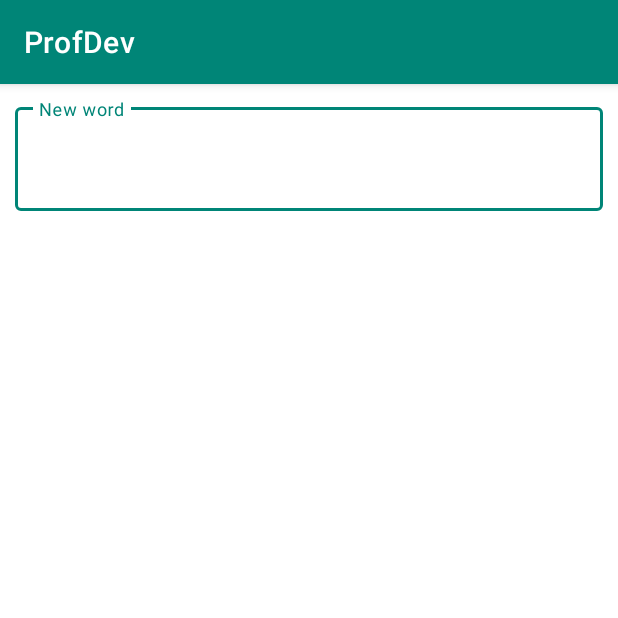
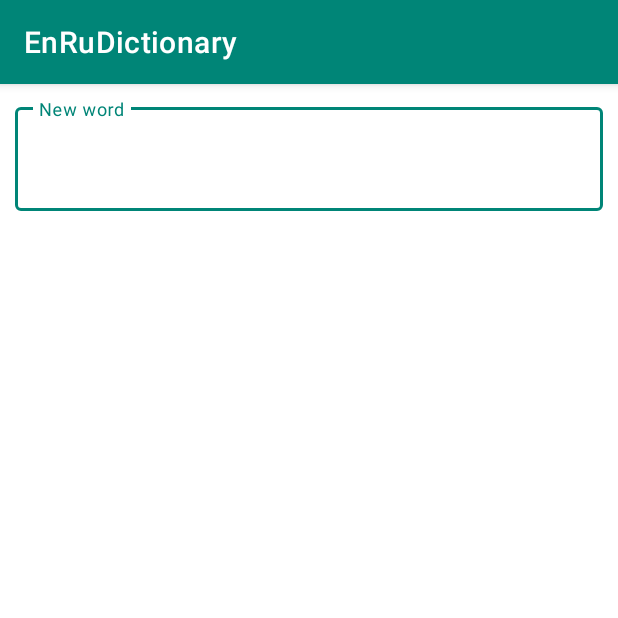
Before and after one commit to VolokhinAlex/EnglishRussianDictionary, an Android app: the screen it shows after launch (MainActivity), on a phone screen of 412 x 824 dp, the top half of it. Run offline under Robolectric (Android 15) with nearby library versions, the phone set to English and light mode, and no system bars; our stand-ins replace RxJava; libraries missing offline, so code that uses them is left out: com.jakewharton.rxbinding4; pictures from the network do not load; 1 statement that could not run was skipped.

Commit message:
Удалил ненужные размеры в ресурсах. Вынес все значения в ресурсы.

```diff
--- a/app/src/main/java/com/volokhinaleksey/dictionaryofwords/ui/base/BaseFragment.kt
+++ b/app/src/main/java/com/volokhinaleksey/dictionaryofwords/ui/base/BaseFragment.kt
@@ -5,11 +5,11 @@ import androidx.fragment.app.Fragment
 import com.volokhinaleksey.dictionaryofwords.presenter.Presenter
 import com.volokhinaleksey.dictionaryofwords.states.WordsState
 
-abstract class BaseFragment<T : WordsState> : Fragment(), BaseView {
+abstract class BaseFragment : Fragment(), BaseView {
 
-    protected var presenter: Presenter<T, BaseView>? = null
+    protected var presenter: Presenter<WordsState, BaseView>? = null
 
-    protected abstract fun createPresenter(): Presenter<T, BaseView>
+    protected abstract fun createPresenter(): Presenter<WordsState, BaseView>
 
     abstract override fun renderData(wordsState: WordsState)
 
--- a/app/src/main/java/com/volokhinaleksey/dictionaryofwords/ui/dictionarywords/DictionaryOfWordsFragment.kt
+++ b/app/src/main/java/com/volokhinaleksey/dictionaryofwords/ui/dictionarywords/DictionaryOfWordsFragment.kt
@@ -18,7 +18,7 @@ import com.volokhinaleksey.dictionaryofwords.ui.imageloaders.CoilImageLoader
 import io.reactivex.rxjava3.disposables.CompositeDisposable
 import java.util.concurrent.TimeUnit
 
-class DictionaryOfWordsFragment : BaseFragment<WordsState>() {
+class DictionaryOfWordsFragment : BaseFragment() {
 
     private var _binding: FragmentDictionaryOfWordsBinding? = null
     private val binding: FragmentDictionaryOfWordsBinding get() = _binding!!
--- a/app/src/main/res/layout/fragment_dictionary_of_words.xml
+++ b/app/src/main/res/layout/fragment_dictionary_of_words.xml
@@ -10,7 +10,7 @@
         style="@style/Widget.MaterialComponents.TextInputLayout.OutlinedBox"
         android:layout_width="match_parent"
         android:layout_height="wrap_content"
-        android:layout_margin="@dimen/margin_small"
+        android:layout_margin="@dimen/search_margin"
         android:hint="@string/search_hint"
         app:endIconMode="clear_text"
         app:layout_constraintEnd_toEndOf="parent"
@@ -29,7 +29,7 @@
         android:id="@+id/words_list"
         android:layout_width="match_parent"
         android:layout_height="0dp"
-        android:layout_marginTop="@dimen/margin_small"
+        android:layout_marginTop="@dimen/words_list_margin"
         app:layout_constraintBottom_toBottomOf="parent"
         app:layout_constraintEnd_toEndOf="parent"
         app:layout_constraintStart_toStartOf="parent"
@@ -39,7 +39,7 @@
         android:id="@+id/error_message"
         android:layout_width="wrap_content"
         android:layout_height="wrap_content"
-        android:textSize="25sp"
+        android:textSize="@dimen/error_message_size"
         android:visibility="gone"
         app:layout_constraintBottom_toBottomOf="parent"
         app:layout_constraintEnd_toEndOf="parent"
--- a/app/src/main/res/values/strings.xml
+++ b/app/src/main/res/values/strings.xml
@@ -1,5 +1,5 @@
 <resources>
-    <string name="app_name">ProfDev</string>
+    <string name="app_name">EnRuDictionary</string>
 
     <string name="error_textview_stub">Error</string>
     <string name="reload_button">Reload</string>
```
Also changed, not shown: app/src/main/res/layout/item_word.xml (+7 -7 lines), app/src/main/res/values/dimens.xml (+8 -15 lines).
